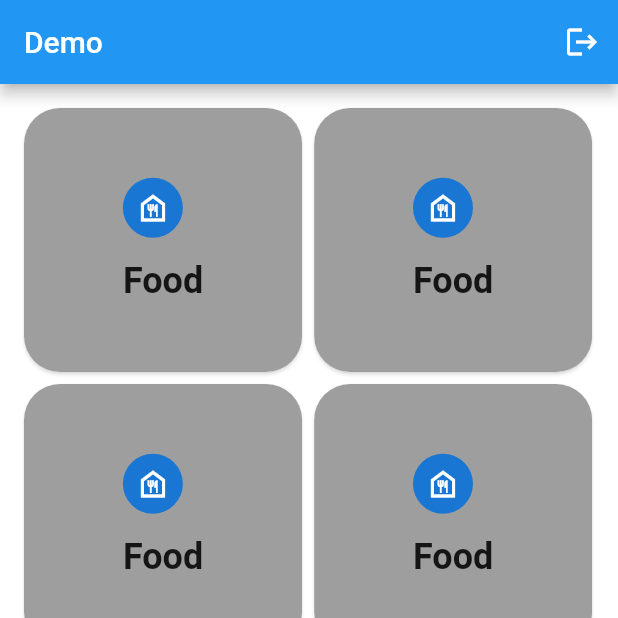
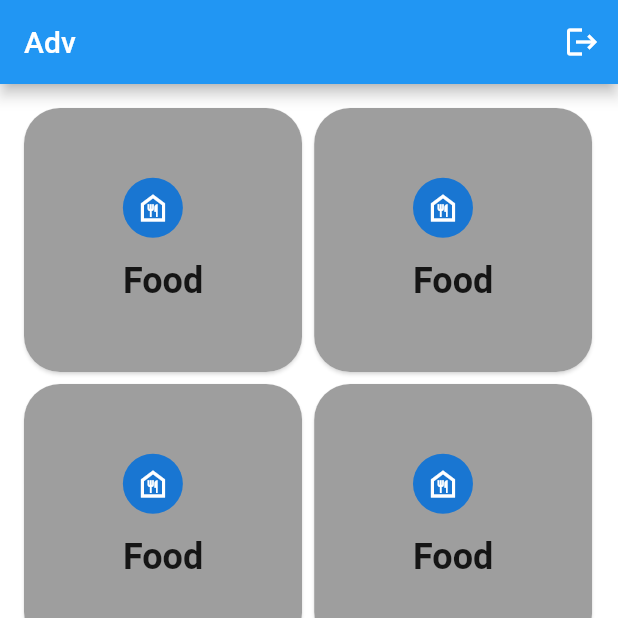
Before and after one commit to ananya-bangera/Msft-project, a Flutter app: the Home screen opened directly, on a phone screen of 412 x 824 dp, the top half of it. Run offline on Flutter 3.47's test engine with Material 2 defaults, Android fonts, the light colour scheme and no system bars; our stand-ins replace cloud_firestore, file_picker, firebase_auth, firebase_core, firebase_storage, fluttertoast and 1 more; accounts and stored records are empty.

Commit message:
Few Updations

```diff
--- a/smart_advertising/lib/main.dart
+++ b/smart_advertising/lib/main.dart
@@ -36,7 +36,7 @@ class myApp extends StatelessWidget {
         )
       ],
     child:MaterialApp(
-      title: 'Flutter Theme Demo',
+      title: 'Adv',
       debugShowCheckedModeBanner: false,
       themeMode:ThemeMode.system,
       theme: ThemeClass.lightTheme,
--- a/smart_advertising/lib/pages/home.dart
+++ b/smart_advertising/lib/pages/home.dart
@@ -94,7 +94,7 @@ class _HomeState extends State<Home> {
     return Scaffold(
 
         appBar: AppBar(
-          title: Text("Demo"),
+          title: Text("Adv"),
           backgroundColor:Theme.of(context).appBarTheme.backgroundColor ,
           actions: [
             IconButton(
```
